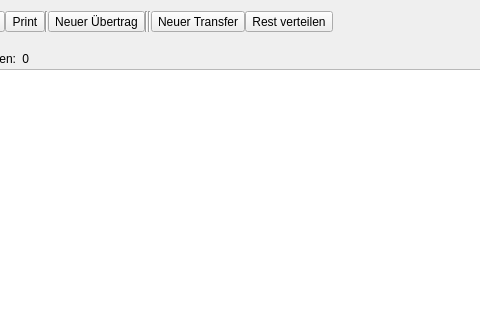
Before: the Qt Designer form widgets/MainWindow.ui in choosyg/Buchhaltung, drawn with Qt 5; both pictures show x 92 to 572 and y 0 to 320 of the 1280 by 800 pixel window.
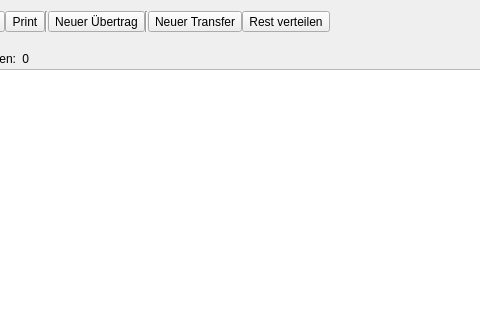
After: the same form once the commit is applied. Icons and pictures are not drawn.

Commit message: * Copy svg plugin for QT 5.14 * Vertically allign AccountDialog table entries * Added Search field for Account Dialog

What changed in the file:
```diff
--- a/widgets/MainWindow.ui
+++ b/widgets/MainWindow.ui
@@ -91,13 +91,6 @@
         </property>
        </widget>
       </item>
-      <item>
-       <widget class="Line" name="line_3">
-        <property name="orientation">
-         <enum>Qt::Vertical</enum>
-        </property>
-       </widget>
-      </item>
       <item>
        <widget class="QToolButton" name="newTransferbutton">
         <property name="sizePolicy">
```
Left out of the diff: 24 changed lines with no effect on the pictures. The commit also changes 5 other files.
